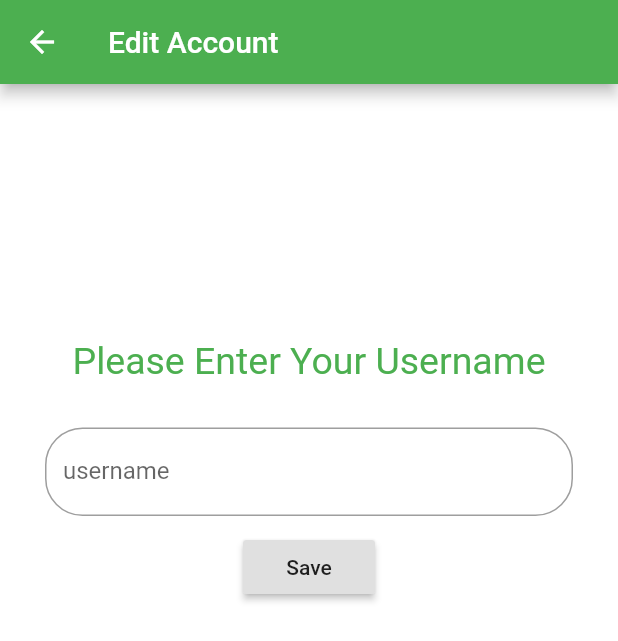
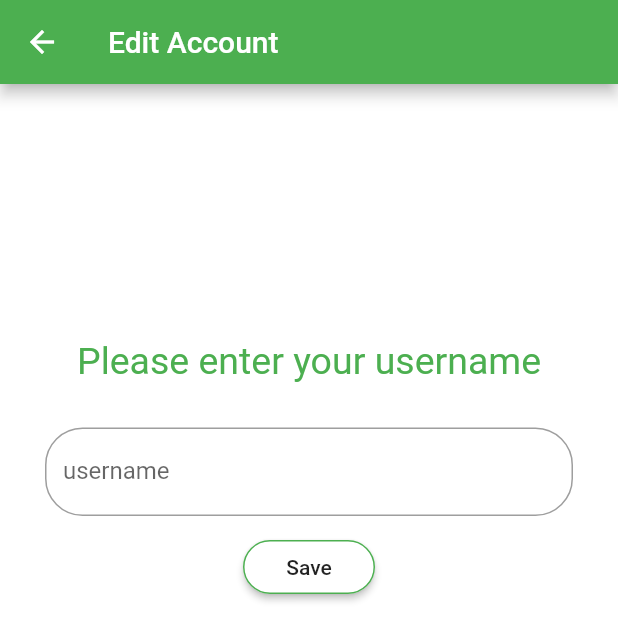
Before and after one commit to nicorahm99/easyFinance, a Flutter app: the Account screen opened directly, on a phone screen of 412 x 824 dp. Shown: the top 641 px of the screen. Run offline on Flutter 3.47's test engine with Material 2 defaults, Android fonts, the phone set to English and light mode, and no system bars; our stand-ins replace charts_flutter, flutter_datetime_picker, font_awesome_flutter, sqflite; missing offline and left inert: dart:ffi; accounts and stored records are empty; Roboto replaces fonts that are missing (Poppins).

Commit message:
edited button style, smaller bug fixes

```diff
--- a/src/lib/settings/account.dart
+++ b/src/lib/settings/account.dart
@@ -17,7 +17,7 @@ class Account extends StatelessWidget {
               children : [
                 //titel
                 createDistance(140),
-                new Text('Please Enter Your Username',
+                new Text('Please enter your username',
                 style: new TextStyle(color: Colors.green, fontSize: 25.0),),
                 createDistance(30),
 
@@ -47,11 +47,17 @@ class Account extends StatelessWidget {
 
                 //button
                 RaisedButton(
+                  color: Colors.white,
+                  //textColor: Colors.black,
+                  shape: RoundedRectangleBorder(
+                    borderRadius: BorderRadius.circular(18.0),
+                    side: BorderSide(color: Colors.green, width: 1)
+                  ),
                   onPressed: () {
                     // Navigate back to first route when tapped.
                       Navigator.pop(context);
                   },
-                  child: Text('Save'),
+                  child: Text('Save',)//style: TextStyle(fontSize: 10),
                 ),
               ]
             )
--- a/src/lib/settings/password.dart
+++ b/src/lib/settings/password.dart
@@ -71,6 +71,12 @@ class Password extends StatelessWidget {
 
               //button
               RaisedButton(
+                color: Colors.white,
+                  //textColor: Colors.black,
+                  shape: RoundedRectangleBorder(
+                    borderRadius: BorderRadius.circular(18.0),
+                    side: BorderSide(color: Colors.green, width: 1)
+                  ),
                 onPressed: () {
                   // Navigate back to first route when tapped.
                     Navigator.pop(context);
```
Also changed, not shown: src/lib/settings/bankbalance.dart (+8 -2 lines), src/lib/settings/categories.dart (+7 -1 lines).
